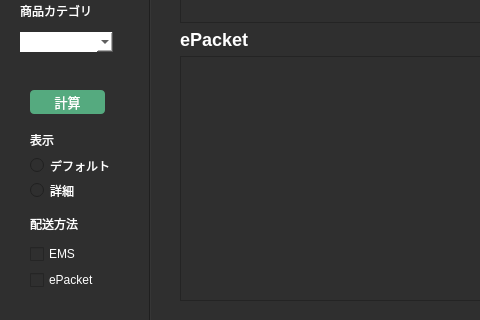
First picture: the form in mainpage.ui, repository RunaCiel/ebay_tool, before the edit; both pictures show x 0 to 480 and y 280 to 600 of the 900 by 600 pixel window.
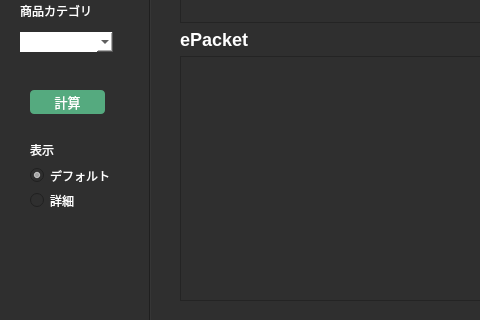
Second picture: the form after the edit.

Commit message: ラジオボタン機能追加

```diff
--- a/mainpage.ui
+++ b/mainpage.ui
@@ -81,7 +81,7 @@
      <property name="geometry">
       <rect>
        <x>20</x>
-       <y>420</y>
+       <y>430</y>
        <width>101</width>
        <height>70</height>
       </rect>
@@ -105,6 +105,12 @@
         <property name="text">
          <string>デフォルト</string>
         </property>
+        <property name="checked">
+         <bool>true</bool>
+        </property>
+        <attribute name="buttonGroup">
+         <string notr="true">buttonGroup</string>
+        </attribute>
        </widget>
       </item>
       <item>
@@ -655,48 +661,6 @@
      </property>
     </widget>
    </widget>
-   <widget class="QWidget" name="verticalLayoutWidget_7">
-    <property name="geometry">
-     <rect>
-      <x>10</x>
-      <y>480</y>
-      <width>101</width>
-      <height>80</height>
-     </rect>
-    </property>
-    <layout class="QVBoxLayout" name="verticalLayout_7">
-     <item>
-      <widget class="QLabel" name="label_24">
-       <property name="styleSheet">
-        <string notr="true">color: rgb(255, 255, 255);</string>
-       </property>
-       <property name="text">
-        <string>配送方法</string>
-       </property>
-      </widget>
-     </item>
-     <item>
-      <widget class="QCheckBox" name="checkBox_5">
-       <property name="styleSheet">
-        <string notr="true">color: rgb(255, 255, 255);</string>
-       </property>
-       <property name="text">
-        <string>EMS</string>
-       </property>
-      </widget>
-     </item>
-     <item>
-      <widget class="QCheckBox" name="checkBox_6">
-       <property name="styleSheet">
-        <string notr="true">color: rgb(255, 255, 255);</string>
-       </property>
-       <property name="text">
-        <string>ePacket</string>
-       </property>
-      </widget>
-     </item>
-    </layout>
-   </widget>
   </widget>
   <widget class="QWidget" name="layoutWidget">
    <property name="geometry">
```
Left out of the diff: 39 changed lines with no effect on the pictures. The commit also changes 5 other files.
